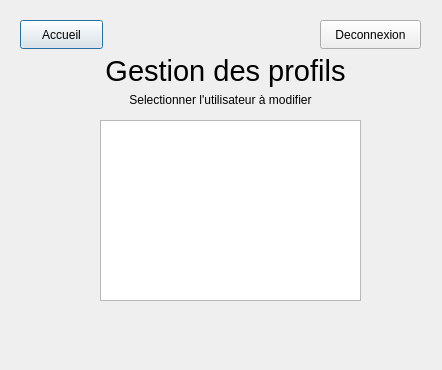
Qt form userslist.ui (HenriSalard/QT_TP1) before a commit.
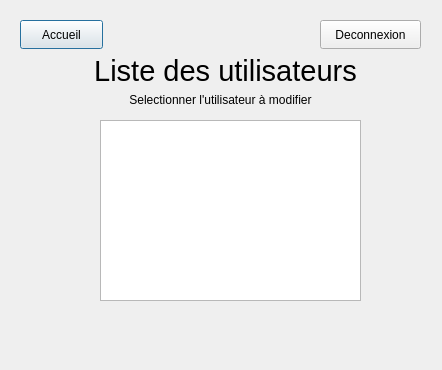
The same form after that commit.

Diff of the .ui file:
```diff
--- a/userslist.ui
+++ b/userslist.ui
@@ -54,7 +54,7 @@
     </font>
    </property>
    <property name="text">
-    <string>Gestion des profils</string>
+    <string>Liste des utilisateurs</string>
    </property>
    <property name="alignment">
     <set>Qt::AlignCenter</set>
```
